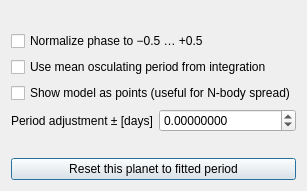
Above: exostriker/lib/UI/rv_phase_options.ui from 3fon3fonov/exostriker before the change. Below: the same form after it.
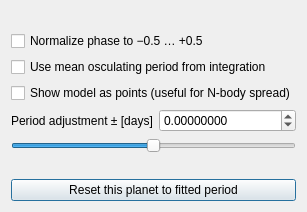
That is the form after the change.

What changed in the file:
```diff
--- a/exostriker/lib/UI/rv_phase_options.ui
+++ b/exostriker/lib/UI/rv_phase_options.ui
@@ -71,9 +71,20 @@
     </widget>
    </item>
    <item row="5" column="0" rowspan="1" colspan="2">
-    <widget class="QLabel" name="status" />
+    <widget class="QSlider" name="delta_slider">
+     <property name="minimum"><number>-100</number></property>
+     <property name="maximum"><number>100</number></property>
+     <property name="singleStep"><number>1</number></property>
+     <property name="pageStep"><number>10</number></property>
+     <property name="value"><number>0</number></property>
+     <property name="orientation"><enum>Qt::Horizontal</enum></property>
+     <property name="toolTip"><string>Adjust the folding period over ±10% of the fitted planetary period, in 0.1-day steps. Larger or finer offsets can be entered in the spin box.</string></property>
+    </widget>
    </item>
    <item row="6" column="0" rowspan="1" colspan="2">
+    <widget class="QLabel" name="status" />
+   </item>
+   <item row="7" column="0" rowspan="1" colspan="2">
     <widget class="QPushButton" name="reset">
      <property name="text">
       <string>Reset this planet to fitted period</string>
```
Left out of the diff: 2 changed lines with no effect on the pictures.
